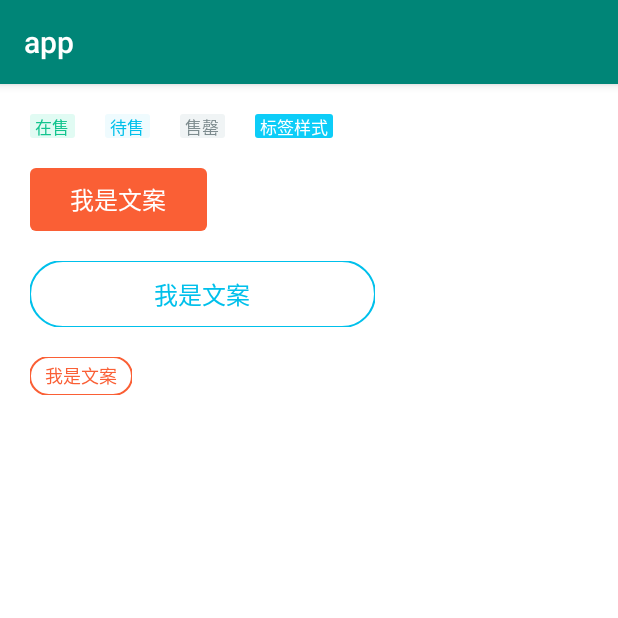
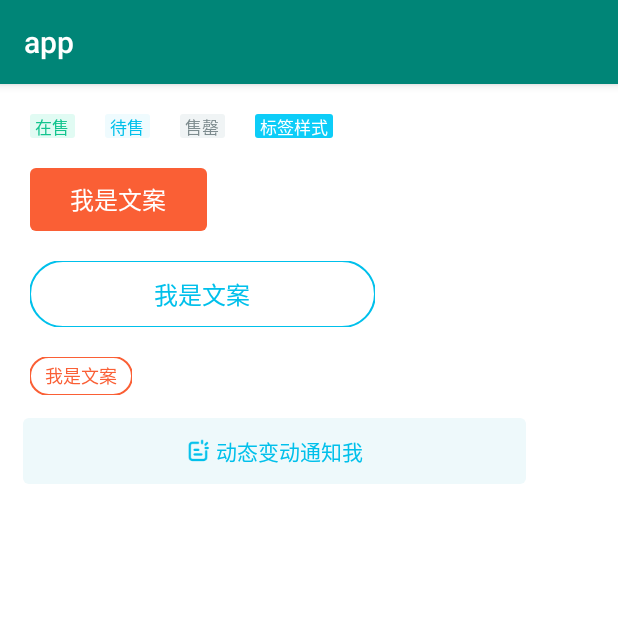
Before and after one commit to 13120241790/customview, an Android app: the JuLiveTextViewActivity screen opened directly, with no data from a screen before it, on a phone screen of 412 x 824 dp, the top half of it. Run offline under Robolectric (Android 15) with nearby library versions, the phone set to English and light mode, and no system bars.

Commit message:
add RectStateView

```diff
--- a/app/src/main/java/com/custom/view/JuLiveTextViewActivity.java
+++ b/app/src/main/java/com/custom/view/JuLiveTextViewActivity.java
@@ -3,6 +3,10 @@ package com.custom.view;
 import android.os.Bundle;
 import android.support.annotation.Nullable;
 import android.support.v7.app.AppCompatActivity;
+import android.view.View;
+import android.widget.Toast;
+
+import com.custom.view.julivetextview.rectstateview.RectStateView;
 
 
 public class JuLiveTextViewActivity extends AppCompatActivity {
@@ -10,6 +14,19 @@ public class JuLiveTextViewActivity extends AppCompatActivity {
     protected void onCreate(@Nullable Bundle savedInstanceState) {
         super.onCreate(savedInstanceState);
         setContentView(R.layout.activity_ju_live_text_view);
+        RectStateView rectStateView = findViewById(R.id.rsv);
+        rectStateView.setOnClickListener(new View.OnClickListener() {
+            @Override
+            public void onClick(View v) {
+                boolean isSelected = v.isSelected();
+                if (isSelected) {
+                    //Do something ...
+                } else {
+                    //Do something ...
+                }
+                v.setSelected(!isSelected);
+            }
+        });
 
     }
 }
--- /dev/null
+++ b/app/src/main/java/com/custom/view/julivetextview/rectstateview/RectStateView.java
@@ -0,0 +1,147 @@
+package com.custom.view.julivetextview.rectstateview;
+
+import android.content.Context;
+import android.content.res.TypedArray;
+import android.graphics.drawable.Drawable;
+import android.support.annotation.Nullable;
+import android.util.AttributeSet;
+import android.util.Log;
+import android.view.View;
+import android.view.ViewGroup;
+import android.widget.ImageView;
+import android.widget.LinearLayout;
+import android.widget.TextView;
+
+import com.custom.view.R;
+
+public class RectStateView extends LinearLayout {
+    /**
+     * 圆角背景控件
+     */
+    private RectSubView mRectSubView;
+    /**
+     * 文字左侧 ImageView
+     */
+    private ImageView mLeftImageView;
+    /**
+     * 居中文本
+     */
+    private TextView mCenterTextView;
+
+    /**
+     * 图片的选中状态和非选中状态
+     */
+    private Drawable mDrawableLeftUnchecked;
+    private Drawable mDrawableLeftChecked;
+
+    /**
+     * 文字内容的选中和非选中状态
+     */
+    private String mTextUnchecked;
+    private String mTextChecked;
+
+    /**
+     * 文字颜色的选中和非选中状态
+     */
+    private int mTextColorUncheck;
+    private int mTextColorCheck;
+
+    /**
+     * 矩形背景颜色的选中和非选中状态
+     */
+    private int mRectColorUncheck;
+    private int mRectColorCheck;
+
+    public RectStateView(Context context) {
+        this(context, null);
+    }
+
+    public RectStateView(Context context, @Nullable AttributeSet attrs) {
+        this(context, attrs, 0);
+    }
+
+    public RectStateView(Context context, @Nullable AttributeSet attrs, int defStyleAttr) {
+        super(context, attrs, defStyleAttr);
+        inflate(getContext(), R.layout.rect_state_view, this);
+        initView();
+        TypedArray typedArray = context.obtainStyledAttributes(attrs, R.styleable.RectStateView);
+        initAttrs(typedArray, context);
+        typedArray.recycle();
+    }
+
+    private void initView() {
+        mRectSubView = findViewById(R.id.rect_background);
+        mLeftImageView = findViewById(R.id.left_icon);
+        mCenterTextView = findViewById(R.id.center_text);
+    }
+
+    /**
+     * 初始化自定义属性 和 默认状态
+     */
+    private void initAttrs(TypedArray typedArray, Context context) {
+        boolean isSelected = typedArray.getBoolean(R.styleable.RectStateView_isSelected, false);
+
+        //图片大小和状态
+        mDrawableLeftChecked = typedArray.getDrawable(R.styleable.RectStateView_leftIconChecked);
+        mDrawableLeftUnchecked = typedArray.getDrawable(R.styleable.RectStateView_leftIconUnchecked);
+        float imageSize = typedArray.getDimension(R.styleable.RectStateView_leftIconSize, 0);
+        if ((mDrawableLeftChecked != null || mDrawableLeftUnchecked != null) && imageSize != 0) {
+            mLeftImageView.setVisibility(View.VISIBLE);
+            ViewGroup.LayoutParams params = mLeftImageView.getLayoutParams();
+            params.width = (int) imageSize;
+            params.height = (int) imageSize;
+            mLeftImageView.setLayoutParams(params);
+            mLeftImageView.setImageDrawable(mDrawableLeftUnchecked);
+        }
+        //文字颜色、大小、内容
+        mTextColorUncheck = typedArray.getColor(R.styleable.RectStateView_textColorUnchecked, 0);
+        mTextColorCheck = typedArray.getColor(R.styleable.RectStateView_textColorChecked, 0);
+
+        mTextUnchecked = typedArray.getString(R.styleable.RectStateView_textUnchecked);
+        mTextChecked = typedArray.getString(R.styleable.RectStateView_textChecked);
+
+        float textSize = typedArray.getDimension(R.styleable.RectStateView_textSize, 14);
+        mCenterTextView.setTextSize(px2sp(context, textSize));
+
+        //矩形背景的颜色 圆角大小
+        mRectColorUncheck = typedArray.getColor(R.styleable.RectStateView_rectColorUnchecked, 0); //TODO 默认未选中状态颜色
+        mRectColorCheck = typedArray.getColor(R.styleable.RectStateView_rectColorChecked, 0);
+        float rectRadius = typedArray.getDimension(R.styleable.RectStateView_rectBackgroundRadius, 0);
+
+        mRectSubView.setRectRadius(rectRadius);
+        changeStatus(isSelected);
+    }
+
+    @Override
+    public void setSelected(boolean selected) {
+        Log.e(RectStateView.class.getSimpleName(), String.valueOf(selected));
+        if (mTextColorCheck == 0 && mRectColorCheck == 0) { //如果选中状态的背景颜色 和 文本颜色没有指定 认为不需要选中状态
+            return;
+        }
+        changeStatus(selected);
+        super.setSelected(selected);
+    }
+
+    /**
+     * 变更 View 状态
+     *
+     * @param selected 变更 View 状态
+     */
+    public void changeStatus(boolean selected) {
+        mRectSubView.setRectColor(selected ? mRectColorCheck : mRectColorUncheck);
+        mCenterTextView.setText(selected ? mTextChecked : mTextUnchecked);
+        mCenterTextView.setTextColor(selected ? mTextColorCheck : mTextColorUncheck);
+        if (mDrawableLeftChecked != null) {
+            mLeftImageView.setImageDrawable(selected ? mDrawableLeftChecked : mDrawableLeftUnchecked);
+        }
+    }
+
+    /**
+     * 将px值转换为sp值，保证文字大小不变
+     */
+    private int px2sp(Context context, float pxValue) {
+        final float fontScale = context.getResources().getDisplayMetrics().scaledDensity;
+        return (int) (pxValue / fontScale + 0.5f);
+    }
+
+}
--- /dev/null
+++ b/app/src/main/java/com/custom/view/julivetextview/rectstateview/RectSubView.java
@@ -0,0 +1,63 @@
+package com.custom.view.julivetextview.rectstateview;
+
+import android.content.Context;
+import android.graphics.Canvas;
+import android.graphics.Paint;
+import android.graphics.RectF;
+import android.support.annotation.Nullable;
+import android.util.AttributeSet;
+import android.view.View;
+
+/**
+ * RectStateView 的子 View
+ */
+public class RectSubView extends View {
+
+    private Paint mPaint;
+    private RectF mRect;
+    private float mRectRadius;
+
+    public RectSubView(Context context) {
+        this(context, null);
+    }
+
+    public RectSubView(Context context, @Nullable AttributeSet attrs) {
+        this(context, attrs, 0);
+    }
+
+    public RectSubView(Context context, @Nullable AttributeSet attrs, int defStyleAttr) {
+        super(context, attrs, defStyleAttr);
+        mPaint = new Paint();
+        mPaint.setStyle(Paint.Style.FILL);
+        mPaint.setAntiAlias(true);
+        mRect = new RectF();
+    }
+
+    @Override
+    protected void onDraw(Canvas canvas) {
+        super.onDraw(canvas);
+        mRect.left = 0;
+        mRect.right = getWidth();
+        mRect.top = 0;
+        mRect.bottom = getHeight();
+        canvas.drawRoundRect(mRect, mRectRadius, mRectRadius, mPaint);
+    }
+
+    /**
+     * 设置背景圆角角度
+     *
+     * @param rectRadius 角度
+     */
+    public void setRectRadius(float rectRadius) {
+        mRectRadius = rectRadius;
+    }
+
+    /**
+     * 设置背景颜色
+     *
+     * @param color 颜色
+     */
+    public void setRectColor(int color) {
+        mPaint.setColor(color);
+    }
+}
--- a/app/src/main/res/layout/activity_ju_live_text_view.xml
+++ b/app/src/main/res/layout/activity_ju_live_text_view.xml
@@ -85,6 +85,7 @@
         app:layout_constraintTop_toBottomOf="@id/rt5" />
 
     <com.custom.view.julivetextview.CircularTextView
+        android:id="@+id/ct7"
         android:layout_width="68dp"
         android:layout_height="25dp"
         android:layout_margin="20dp"
@@ -95,5 +96,24 @@
         app:layout_constraintLeft_toLeftOf="parent"
         app:layout_constraintTop_toBottomOf="@id/ct6" />
 
+    <com.custom.view.julivetextview.rectstateview.RectStateView
+        android:id="@+id/rsv"
+        android:layout_width="335dp"
+        android:layout_height="44dp"
+        android:layout_margin="15dp"
+        app:layout_constraintLeft_toLeftOf="parent"
+        app:layout_constraintTop_toBottomOf="@id/ct7"
+        app:leftIconChecked="@mipmap/house_dynamic_icon_check"
+        app:leftIconSize="16dp"
+        app:leftIconUnchecked="@mipmap/house_dynamic_icon"
+        app:rectBackgroundRadius="4dp"
+        app:rectColorChecked="#F5F5F5"
+        app:rectColorUnchecked="#EEF9FB"
+        app:textChecked="取消动态变动通知"
+        app:textColorChecked="#C4CBCC"
+        app:textColorUnchecked="#00C0EB"
+        app:textSize="14sp"
+        app:textUnchecked="动态变动通知我" />
+
 
 </android.support.constraint.ConstraintLayout>
--- /dev/null
+++ b/app/src/main/res/layout/rect_state_view.xml
@@ -0,0 +1,35 @@
+<?xml version="1.0" encoding="utf-8"?>
+<FrameLayout xmlns:android="http://schemas.android.com/apk/res/android"
+    xmlns:app="http://schemas.android.com/apk/res-auto"
+    android:layout_width="wrap_content"
+    android:layout_height="wrap_content">
+
+    <com.custom.view.julivetextview.rectstateview.RectSubView
+        android:id="@+id/rect_background"
+        android:layout_width="match_parent"
+        android:layout_height="match_parent" />
+
+    <LinearLayout
+        android:layout_width="wrap_content"
+        android:layout_height="wrap_content"
+        android:layout_gravity="center"
+        android:orientation="horizontal">
+
+        <ImageView
+            android:id="@+id/left_icon"
+            android:layout_width="14dp"
+            android:layout_height="14dp"
+            android:layout_gravity="center_vertical"
+            android:visibility="gone" />
+
+        <TextView
+            android:id="@+id/center_text"
+            android:layout_width="wrap_content"
+            android:layout_height="wrap_content"
+            android:layout_gravity="center_vertical"
+            android:layout_marginStart="4dp"
+            android:layout_marginLeft="4dp" />
+
+    </LinearLayout>
+
+</FrameLayout>
--- a/app/src/main/res/values/atrrs.xml
+++ b/app/src/main/res/values/atrrs.xml
@@ -34,4 +34,25 @@
         <attr name="rectColor" format="color" />
     </declare-styleable>
 
+
+    <declare-styleable name="RectSubView">
+        <attr name="rectSubRadius" format="dimension" />
+        <attr name="rectSubColor" format="color" />
+    </declare-styleable>
+
+    <declare-styleable name="RectStateView">
+        <attr name="rectBackgroundRadius" format="dimension" />
+        <attr name="leftIconSize" format="dimension" />
+        <attr name="rectColorUnchecked" format="color|reference" />
+        <attr name="rectColorChecked" format="color|reference" />
+        <attr name="leftIconUnchecked" format="reference" />
+        <attr name="leftIconChecked" format="reference" />
+        <attr name="textColorUnchecked" format="color|reference" />
+        <attr name="textColorChecked" format="color|reference" />
+        <attr name="textUnchecked" format="string|reference" />
+        <attr name="textChecked" format="string|reference" />
+        <attr name="textSize" format="dimension" />
+        <attr name="isSelected" format="boolean" />
+    </declare-styleable>
+
 </resources>
```
Also changed, not shown: app/src/main/res/mipmap-xhdpi/house_dynamic_icon_check.png (added), 3 other files.
